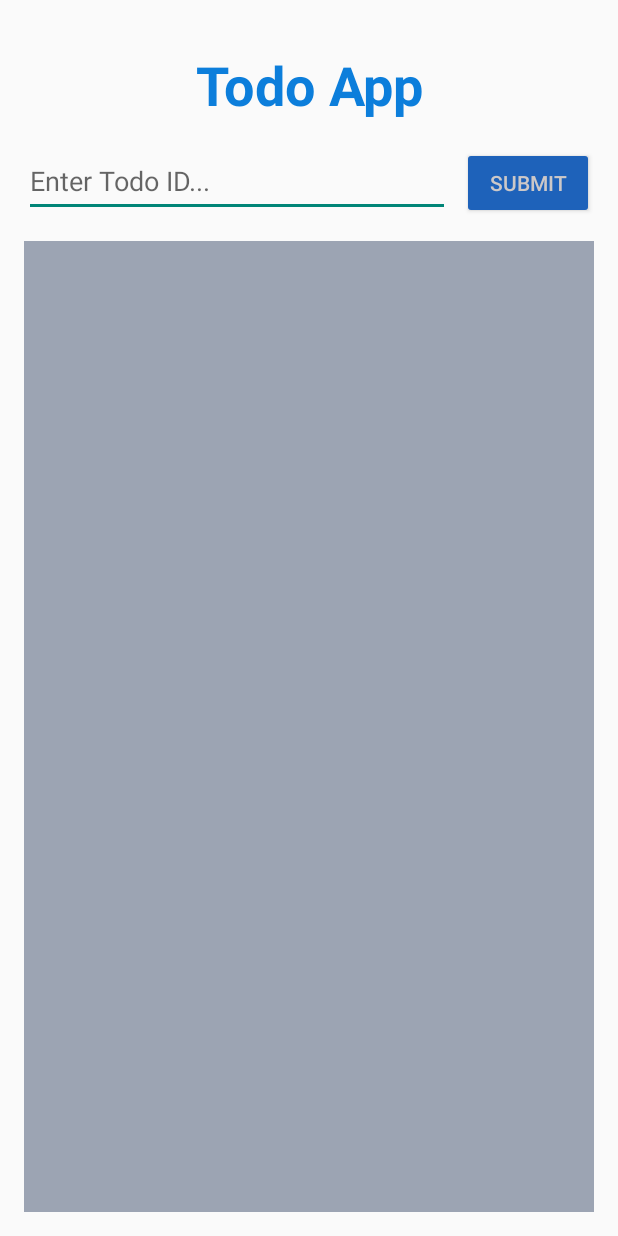
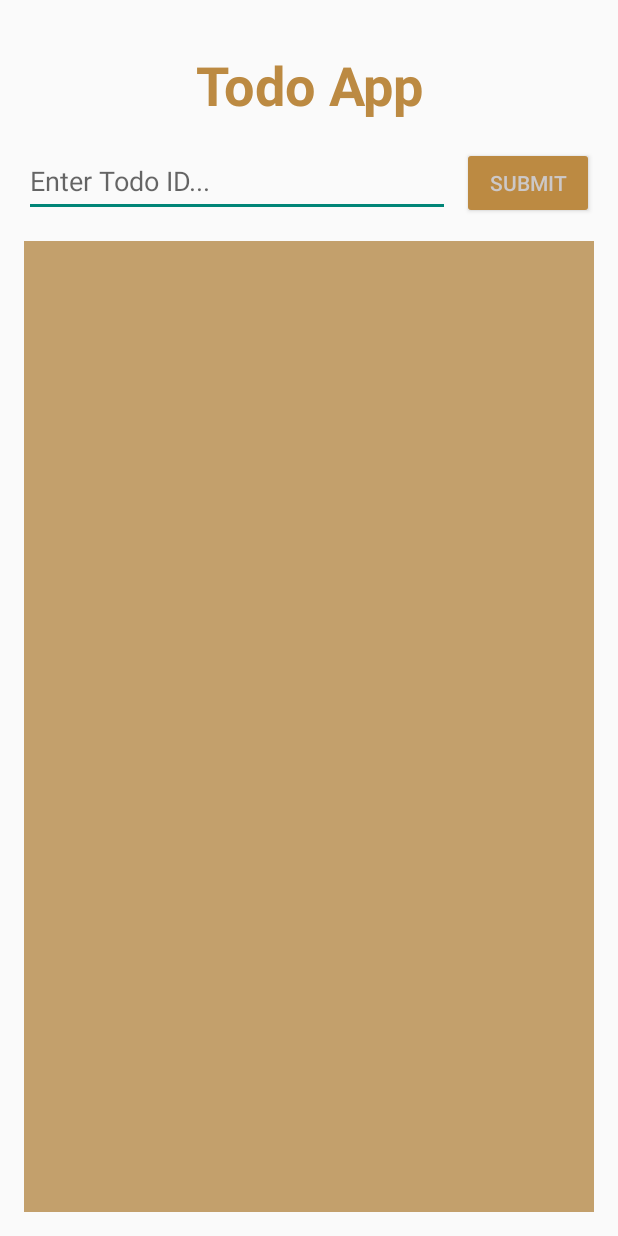
Before and after one commit to Vincent-Ojiambo/todo_app, an Android app built with Jetpack Compose: the screen it shows after launch (MainActivity), on a phone screen of 412 x 824 dp. Run offline under Robolectric (Android 15) with nearby library versions, the phone set to English and light mode, and no system bars; our stand-ins replace Picasso; pictures from the network do not load.

Commit message:
Made some few changes to the ui

```diff
--- a/app/build.gradle.kts
+++ b/app/build.gradle.kts
@@ -60,6 +60,5 @@ dependencies {
     debugImplementation(libs.androidx.ui.test.manifest)
     implementation(libs.androidx.recyclerview)
     implementation(libs.androidx.cardview)
-//    implementation("com.squareup.okhttp3:okhttp:4.9.0")
     implementation(libs.picasso)
 }
--- a/app/src/main/res/layout/main_activity.xml
+++ b/app/src/main/res/layout/main_activity.xml
@@ -10,9 +10,10 @@ android:layout_height="match_parent">
         android:layout_width="wrap_content"
         android:layout_height="wrap_content"
         android:layout_marginTop="32dp"
+        android:fontFamily="sans-serif"
         android:text="Todo App"
         android:textAlignment="center"
-        android:textColor="#0C7EDB"
+        android:textColor="#BC8A42"
         android:textSize="36sp"
         android:textStyle="bold"
         app:layout_constraintEnd_toEndOf="parent"
@@ -45,7 +46,7 @@ android:layout_height="match_parent">
         android:layout_width="wrap_content"
         android:layout_height="wrap_content"
         android:layout_marginStart="8dp"
-        android:backgroundTint="#1E62BA"
+        android:backgroundTint="#BC8A42"
         android:text="SUBMIT"
         android:textColor="#CCC8C8" />
 </LinearLayout>
@@ -58,7 +59,7 @@ android:layout_height="match_parent">
         android:layout_marginTop="16dp"
         android:layout_marginEnd="16dp"
         android:layout_marginBottom="16dp"
-        android:background="#9CA4B3"
+        android:background="#C3A06C"
         app:layout_constraintBottom_toBottomOf="parent"
         app:layout_constraintEnd_toEndOf="parent"
         app:layout_constraintStart_toStartOf="parent"
```
